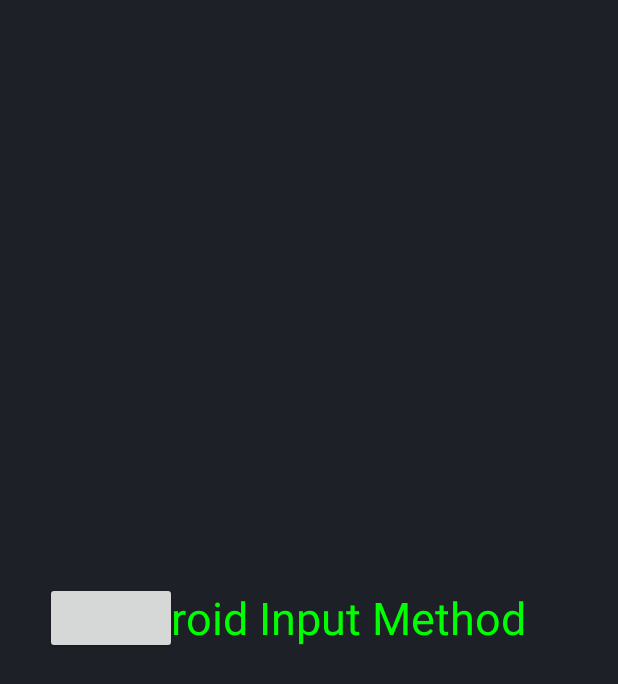
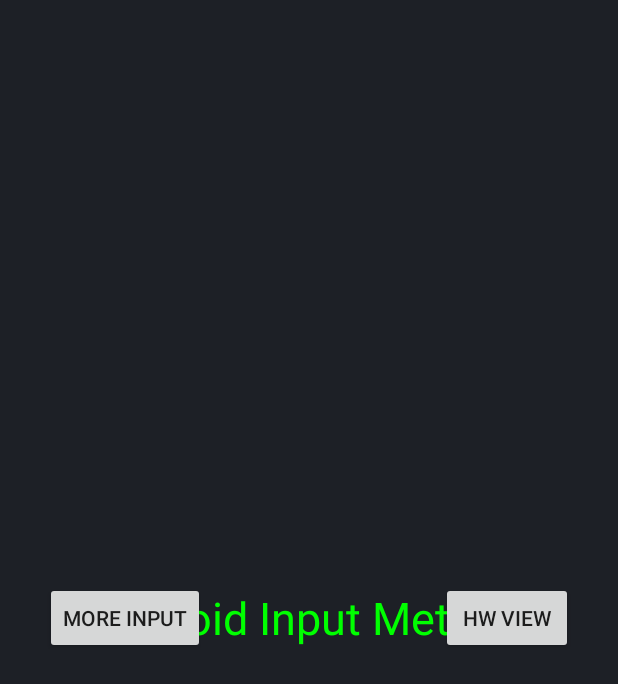
Before and after one commit to asysbang/android_pinyin_input, an Android app: the layout candidate_container_view.xml on its own in the app's theme, with its tools: preview values and no code run, on a phone screen of 412 x 824 dp. Shown: the top 684 px of the screen. Run offline under Robolectric (Android 15) with nearby library versions, the phone set to English and light mode, and no system bars.

Commit message:
update 20190710

```diff
--- a/app/src/main/java/com/asysbang/input/service/InputCoreServiceInterface.java
+++ b/app/src/main/java/com/asysbang/input/service/InputCoreServiceInterface.java
@@ -4,4 +4,7 @@ public interface InputCoreServiceInterface {
 
 
     public void switchMoreInputMethodView();
+
+    public void showInputView();
+
 }
--- a/app/src/main/java/com/asysbang/input/ui/HandWriteView.java
+++ b/app/src/main/java/com/asysbang/input/ui/HandWriteView.java
@@ -102,7 +102,7 @@ public class HandWriteView extends View {
         // commit the path to our offscreen
         mCanvas.drawPath(mPath, mPaint);
         // kill this so we don't double draw
-        saveBitmap();
+//        saveBitmap();
         String res = TessHelper.getInstance().getTextFromBitmap(mBitmap);
         Log.e("","======="+res);
         mPath.reset();
--- a/app/src/main/res/layout/activity_main.xml
+++ b/app/src/main/res/layout/activity_main.xml
@@ -8,6 +8,11 @@
         android:layout_width="match_parent"
         android:layout_height="wrap_content"
         android:hint="just for input test" />
+    <EditText android:imeOptions="flagNoExtractUi"
+        android:layout_width="match_parent"
+        android:layout_height="wrap_content"
+        android:hint="just for input test" />
+
 
     <Button
         android:id="@+id/show_input_picker"
--- a/app/src/main/res/layout/activity_test.xml
+++ b/app/src/main/res/layout/activity_test.xml
@@ -2,7 +2,7 @@
 <LinearLayout xmlns:android="http://schemas.android.com/apk/res/android"
     android:layout_width="match_parent"
     android:layout_height="wrap_content"
-    android:orientation="vertical">
+    android:orientation="vertical" android:background="#ff00ff00">
 
     <TextView
         android:layout_width="match_parent"
--- a/app/src/main/res/layout/candidate_container_view.xml
+++ b/app/src/main/res/layout/candidate_container_view.xml
@@ -5,25 +5,42 @@
     android:background="@drawable/new_candidate_container_bg"
     android:orientation="horizontal">
 
-    <RelativeLayout android:id="@+id/candidate_container"
+
+    <ViewSwitcher android:id="@+id/candidate_switcher"
+        android:layout_width="match_parent"
+        android:layout_height="match_parent">
+
+        <RelativeLayout
+            android:id="@+id/candidate_container"
             android:layout_width="match_parent"
             android:layout_height="match_parent">
 
 
-        <Button android:layout_centerVertical="true"
+            <Button
                 android:id="@+id/more_input_method"
-            android:layout_marginLeft="30dip"
                 android:layout_width="wrap_content"
                 android:layout_height="wrap_content"
+                android:layout_centerVertical="true"
+                android:layout_marginLeft="30dip" android:text="@string/more_input_method"
                 android:src="@drawable/ad_style_noti_white_detail" />
 
-        <TextView android:layout_centerInParent="true"
+            <TextView
                 android:id="@+id/candidate_text"
                 android:layout_width="wrap_content"
                 android:layout_height="wrap_content"
+                android:layout_centerInParent="true"
+                android:text="Android Input Method"
                 android:textColor="#ff00ff00"
-            android:textSize="30sp"
-            android:text="Android Input Method" />
+                android:textSize="30sp" />
+
+            <Button
+                android:id="@+id/show_hw_view"
+                android:layout_width="wrap_content"
+                android:layout_height="wrap_content"
+                android:layout_centerVertical="true"
+                android:layout_alignParentRight="true"
+                android:layout_marginRight="30dip" android:text="@string/show_hw_view"
+                android:src="@drawable/ad_style_noti_white_detail" />
 
 
         </RelativeLayout>
@@ -36,4 +53,7 @@
             android:visibility="gone" />
 
 
+    </ViewSwitcher>
+
+
 </com.asysbang.input.ui.CandidateContainerView>
--- a/app/src/main/res/values/dimens.xml
+++ b/app/src/main/res/values/dimens.xml
@@ -19,7 +19,7 @@
 -->
 
 <resources>
-    <dimen name="key_height">70dip</dimen>
+    <dimen name="key_height">40dip</dimen>
     <dimen name="horizontal_gap">8sp</dimen>
     <dimen name="vertical_gap">8sp</dimen>
 
--- a/app/src/main/res/values/strings.xml
+++ b/app/src/main/res/values/strings.xml
@@ -1,4 +1,6 @@
 <resources>
     <string name="app_name">Input</string>
     <string name="word_separators" translatable="false">\u0020.,;:!?\n()[]*&amp;@{}/&lt;&gt;_+=|&quot;</string>
+    <string name="more_input_method">More Input</string>
+    <string name="show_hw_view">HW View</string>
 </resources>
```
Also changed, not shown: app/src/main/java/com/asysbang/input/service/InputCoreService.java (+37 -7 lines), app/src/main/java/com/asysbang/input/tess/TessHelper.java (+8 -2 lines), app/src/main/java/com/asysbang/input/ui/CandidateContainerView.java (+25 -2 lines), app/src/main/java/com/asysbang/input/ui/KeyBoardContainerView.java (+19 -1 lines), app/src/main/res/layout/keyboard_container_view.xml (+5 -12 lines), app/src/main/res/drawable/new_candidate_container_bg.png, 8 other files. Lines whose indentation alone changed are shown as unchanged.
